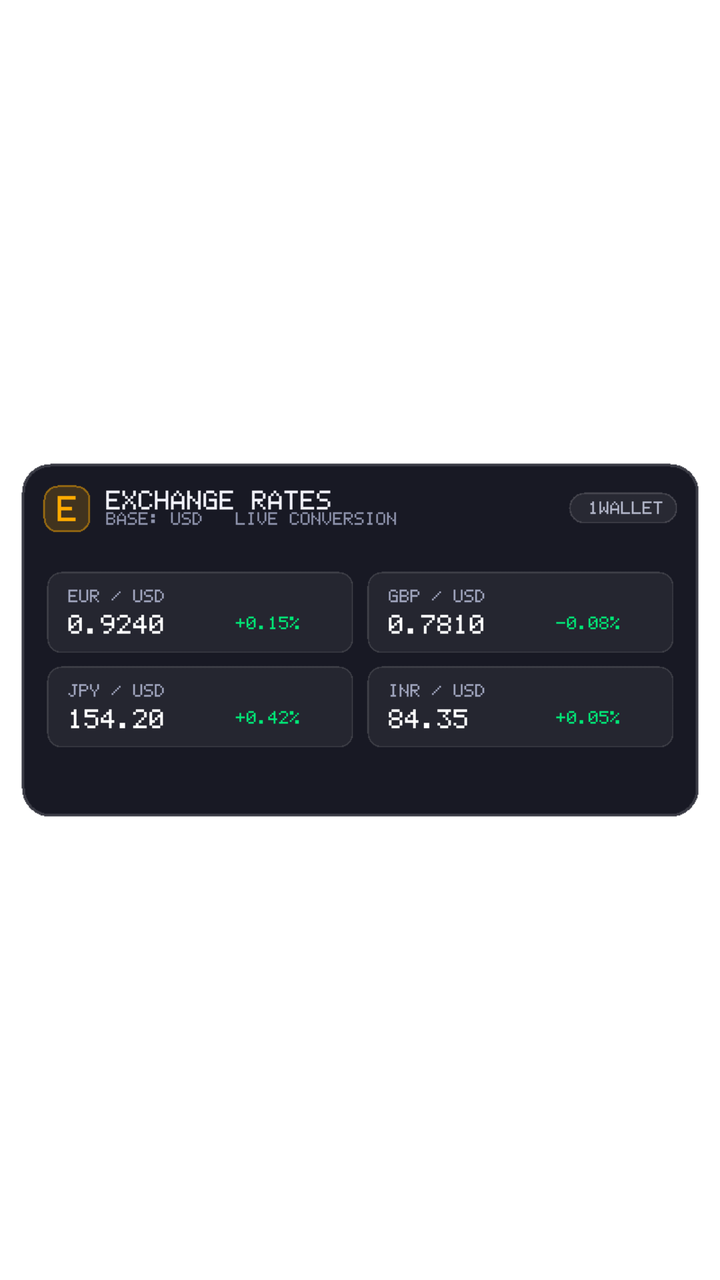
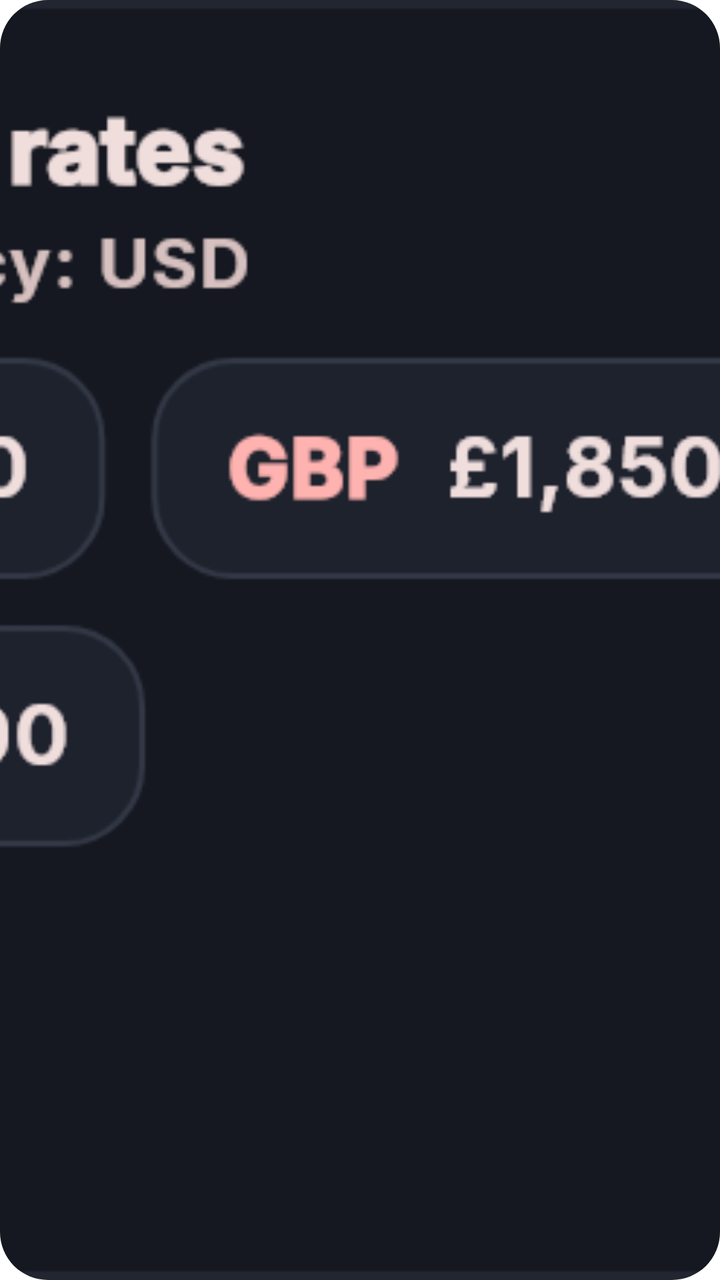

Before-and-after screenshots of an Android layout around one commit, followed by the original layout XML and the change that was made.
<!-- AndroidManifest.xml: fallback theme Theme.MaterialComponents.DayNight.NoActionBar -->
<!-- res/layout/widget_currency_values.xml -->
<?xml version="1.0" encoding="utf-8"?>
<ImageView xmlns:android="http://schemas.android.com/apk/res/android"
    android:id="@+id/widget_currency_values_root"
    android:layout_width="match_parent"
    android:layout_height="match_parent"
    android:scaleType="fitCenter"
    android:adjustViewBounds="true"
    android:src="@drawable/widget_preview_currency_values"
    android:contentDescription="1Wallet Currency Exchange Values" />
<!-- resources referenced by this layout -->
<resources>
  <!-- drawable widget_preview_currency_values: png bitmap (drawable, 5949 bytes) -->
</resources>

<!-- the commit's change to res/layout/widget_currency_values.xml (unified diff, before → after) -->
@@ -3,7 +3,9 @@
     android:id="@+id/widget_currency_values_root"
     android:layout_width="match_parent"
     android:layout_height="match_parent"
-    android:scaleType="fitCenter"
-    android:adjustViewBounds="true"
+    android:background="@drawable/widget_background"
+    android:clipToOutline="true"
+    android:scaleType="centerCrop"
+    android:adjustViewBounds="false"
     android:src="@drawable/widget_preview_currency_values"
     android:contentDescription="1Wallet Currency Exchange Values" />
<!-- resource entries referenced after the edit -->
@@ -1,5 +1,15 @@
 <!-- resources referenced by this layout -->
 <resources>
-  <!-- drawable widget_preview_currency_values: png bitmap (drawable, 5949 bytes) -->
+  <!-- drawable widget_background (drawable) -->
+  <?xml version="1.0" encoding="utf-8"?>
+  <shape xmlns:android="http://schemas.android.com/apk/res/android"
+      android:shape="rectangle">
+      <solid android:color="#FF151820" />
+      <corners android:radius="24dp" />
+      <stroke
+          android:width="1.2dp"
+          android:color="#33FFFFFF" />
+  </shape>
+  <!-- drawable widget_preview_currency_values: png bitmap (drawable, 34315 bytes) -->
 </resources>
 
